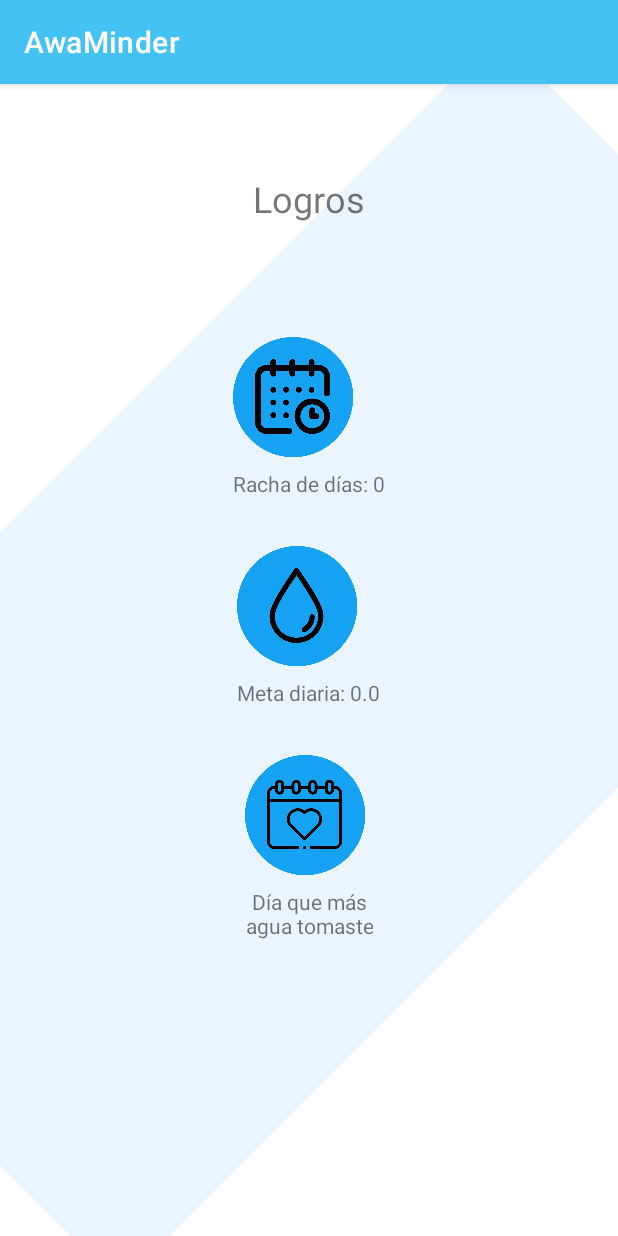
After one commit to RaulValencia04/AwaminderApp, an Android app: the logros screen opened directly, with no data from a screen before it, on a phone screen of 412 x 824 dp. The commit adds this screen. Run offline under Robolectric (Android 15) with nearby library versions, the phone set to English and light mode, and no system bars.

Commit message:
logros/horario en el menu ya funcionales y validaciones

```diff
--- a/app/src/main/java/sv/edu/catolica/awaminder/DbAdmin.java
+++ b/app/src/main/java/sv/edu/catolica/awaminder/DbAdmin.java
@@ -19,6 +19,8 @@ public class DbAdmin extends SQLiteOpenHelper {
     private static final String COLUMN_META = "meta";
     private static final String COLUMN_LOGRADO = "logrado";
 
+
+
     public DbAdmin(@Nullable Context context, @Nullable String name, @Nullable SQLiteDatabase.CursorFactory factory, int version) {
         super(context, name, factory, version);
     }
@@ -35,6 +37,7 @@ public class DbAdmin extends SQLiteOpenHelper {
                 COLUMN_DIAS_RECORD + " INTEGER, " +
                 COLUMN_META + " REAL)";
         db.execSQL(createTableQuery);
+
     }
 
     @Override
--- a/app/src/main/java/sv/edu/catolica/awaminder/login.java
+++ b/app/src/main/java/sv/edu/catolica/awaminder/login.java
@@ -28,6 +28,11 @@ public class login extends AppCompatActivity {
 
         if (obtenerUsuarioLogueadoBool()) {
             // Si hay un nombre de usuario, iniciar la actividad Meta
+            Intent intent = new Intent(this, plan.class);
+            // Iniciar la nueva actividad
+            startService(new Intent(login.this, AlarmNotification.class));
+            startActivity(intent);
+            finish();
             iniciarActividadMeta();
         }
 
--- /dev/null
+++ b/app/src/main/java/sv/edu/catolica/awaminder/logros.java
@@ -0,0 +1,92 @@
+package sv.edu.catolica.awaminder;
+
+import androidx.appcompat.app.AppCompatActivity;
+
+import android.content.Context;
+import android.content.SharedPreferences;
+import android.database.Cursor;
+import android.database.sqlite.SQLiteDatabase;
+import android.os.Bundle;
+import android.widget.TextView;
+
+public class logros extends AppCompatActivity {
+
+    private DbAdmin dbAdmin;
+    private TextView tvlogro,tvmeta;
+    @Override
+    protected void onCreate(Bundle savedInstanceState) {
+        super.onCreate(savedInstanceState);
+        setContentView(R.layout.activity_logros2);
+        dbAdmin = new DbAdmin(logros.this, "AwaMinder", null, 1);
+        tvlogro = findViewById(R.id.racha);
+        tvmeta = findViewById(R.id.meta);
+
+        tvmeta.setText("Meta diaria: "+obtenerMeta());
+        tvlogro.setText("Racha de días: "+obtenerDiasRecord());
+
+
+
+    }
+
+    public float obtenerMeta() {
+        // Obtener el nombre de usuario guardado en SharedPreferences
+        String nombreUsuario = obtenerUsuarioLogueado();
+
+        // Obtener una instancia de la base de datos en modo lectura
+        SQLiteDatabase db = dbAdmin.getReadableDatabase();
+
+        // Realizar una consulta para obtener el registro del usuario con el nombre obtenido
+        Cursor cursor = db.query("Usuario", null, "nombre = ?", new String[]{nombreUsuario}, null, null, null);
+
+        float meta = 0;
+
+        if (cursor.moveToFirst()) {
+            int metaColumnIndex = cursor.getColumnIndex("meta");
+
+            // Verificar si la columna existe en el cursor
+            if (metaColumnIndex != -1) {
+                meta = cursor.getFloat(metaColumnIndex);
+            }
+        }
+
+        // Cerrar el cursor y la conexión a la base de datos
+        cursor.close();
+        db.close();
+
+        return meta;
+    }
+
+    public int obtenerDiasRecord() {
+        // Obtener el nombre de usuario guardado en SharedPreferences
+        String nombreUsuario = obtenerUsuarioLogueado();
+
+        // Obtener una instancia de la base de datos en modo lectura
+        SQLiteDatabase db = dbAdmin.getReadableDatabase();
+
+        // Realizar una consulta para obtener el registro del usuario con el nombre obtenido
+        Cursor cursor = db.query("Usuario", null, "nombre = ?", new String[]{nombreUsuario}, null, null, null);
+
+        int diasRecord = 0;
+
+        if (cursor.moveToFirst()) {
+            int diasRecordColumnIndex = cursor.getColumnIndex("DiasRecord");
+
+            // Verificar si la columna existe en el cursor
+            if (diasRecordColumnIndex != -1) {
+                diasRecord = cursor.getInt(diasRecordColumnIndex);
+            }
+        }
+
+        // Cerrar el cursor y la conexión a la base de datos
+        cursor.close();
+        db.close();
+
+        return diasRecord;
+    }
+
+    public String obtenerUsuarioLogueado() {
+        SharedPreferences sharedPreferences = getSharedPreferences("MiArchivoPref", Context.MODE_PRIVATE);
+        return sharedPreferences.getString("usuarioLogueado", "");
+
+    }
+}
--- /dev/null
+++ b/app/src/main/res/layout/activity_logros2.xml
@@ -0,0 +1,150 @@
+<RelativeLayout xmlns:android="http://schemas.android.com/apk/res/android"
+    android:layout_width="match_parent"
+    android:layout_height="match_parent"
+    xmlns:tools="http://schemas.android.com/tools"
+    tools:context=".logros">
+
+<!-- Light Blue Wavy Background -->
+<ImageView
+    android:layout_width="match_parent"
+    android:layout_height="match_parent"
+    android:src="@drawable/wavy_brackground"
+    android:scaleType="fitXY"
+    android:rotation="45"
+    android:alpha="0.5"
+    android:layout_alignParentRight="true"
+    android:layout_alignParentBottom="true" />
+
+<TextView
+    android:id="@+id/tvLogros"
+    android:layout_width="wrap_content"
+    android:layout_height="wrap_content"
+    android:text="Logros"
+    android:layout_centerHorizontal="true"
+    android:padding="60dp"
+    android:textSize="24sp" />
+
+<LinearLayout
+    android:id="@+id/llRachaDias"
+    android:layout_width="wrap_content"
+    android:layout_height="wrap_content"
+    android:layout_below="@id/tvLogros"
+    android:layout_centerHorizontal="true"
+    android:layout_marginTop="16dp"
+    android:orientation="vertical">
+
+    <FrameLayout
+        android:layout_width="80dp"
+        android:layout_height="80dp">
+
+
+
+        <ImageView
+            android:layout_width="match_parent"
+            android:layout_height="match_parent"
+            android:src="@drawable/circle_background_light_blue"
+            android:scaleType="fitCenter" />
+
+
+        <ImageView
+            android:layout_width="50dp"
+            android:layout_height="50dp"
+            android:src="@drawable/calendar_icon"
+            android:layout_gravity="center"/>
+
+    </FrameLayout>
+
+    <TextView
+        android:id="@+id/racha"
+        android:layout_width="wrap_content"
+        android:layout_height="wrap_content"
+        android:text="Racha de días"
+        android:textSize="14sp"
+        android:textAllCaps="false"
+        android:layout_marginTop="8dp"
+        android:gravity="center_horizontal" />
+
+</LinearLayout>
+
+<LinearLayout
+    android:id="@+id/llMetaDiaria"
+    android:layout_width="wrap_content"
+    android:layout_height="wrap_content"
+    android:layout_below="@id/llRachaDias"
+    android:layout_centerHorizontal="true"
+    android:layout_marginTop="32dp"
+    android:orientation="vertical">
+
+    <FrameLayout
+        android:layout_width="80dp"
+        android:layout_height="80dp">
+
+
+
+        <ImageView
+            android:layout_width="match_parent"
+            android:layout_height="match_parent"
+            android:src="@drawable/circle_background_light_blue"
+            android:scaleType="fitCenter" />
+
+        <ImageView
+            android:layout_width="50dp"
+            android:layout_height="50dp"
+            android:src="@drawable/water_drop_icon"
+            android:layout_gravity="center"/>
+
+    </FrameLayout>
+
+    <TextView
+        android:id="@+id/meta"
+        android:layout_width="wrap_content"
+        android:layout_height="wrap_content"
+        android:text="Meta diaria"
+        android:textSize="14sp"
+        android:textAllCaps="false"
+        android:layout_marginTop="8dp"
+        android:gravity="center_horizontal" />
+
+</LinearLayout>
+
+<LinearLayout
+    android:id="@+id/llDiaMasAgua"
+    android:layout_width="wrap_content"
+    android:layout_height="wrap_content"
+    android:layout_below="@id/llMetaDiaria"
+    android:layout_centerHorizontal="true"
+    android:layout_marginTop="32dp"
+    android:orientation="vertical">
+
+    <FrameLayout
+        android:layout_width="80dp"
+        android:layout_height="80dp">
+
+
+
+        <ImageView
+            android:layout_width="match_parent"
+            android:layout_height="match_parent"
+            android:src="@drawable/circle_background_light_blue"
+            android:scaleType="fitCenter" />
+
+        <ImageView
+            android:layout_width="50dp"
+            android:layout_height="50dp"
+            android:src="@drawable/heart_calendar_icon"
+            android:layout_gravity="center"/>
+
+    </FrameLayout>
+
+    <TextView
+        android:layout_width="wrap_content"
+        android:layout_height="wrap_content"
+        android:text="Día que más\nagua tomaste"
+        android:textSize="14sp"
+        android:textAllCaps="false"
+        android:layout_marginTop="8dp"
+        android:gravity="center_horizontal" />
+
+</LinearLayout>
+
+</RelativeLayout>
```
Also changed, not shown: app/src/main/AndroidManifest.xml (+8 -8 lines), app/src/main/java/sv/edu/catolica/awaminder/AlarmNotification.java (+56 -3 lines), app/src/main/java/sv/edu/catolica/awaminder/BaseActivity.java (+16 -8 lines), app/src/main/java/sv/edu/catolica/awaminder/Meta.java (+34 -1 lines), app/src/main/java/sv/edu/catolica/awaminder/alarmStop.java (added, +141 -0 lines), app/src/main/java/sv/edu/catolica/awaminder/plan.java (+51 -3 lines), app/src/main/res/layout/activity_alarm_stop.xml (added, +78 -0 lines), app/src/main/res/menu/toolbar_menu.xml (+14 -0 lines).
